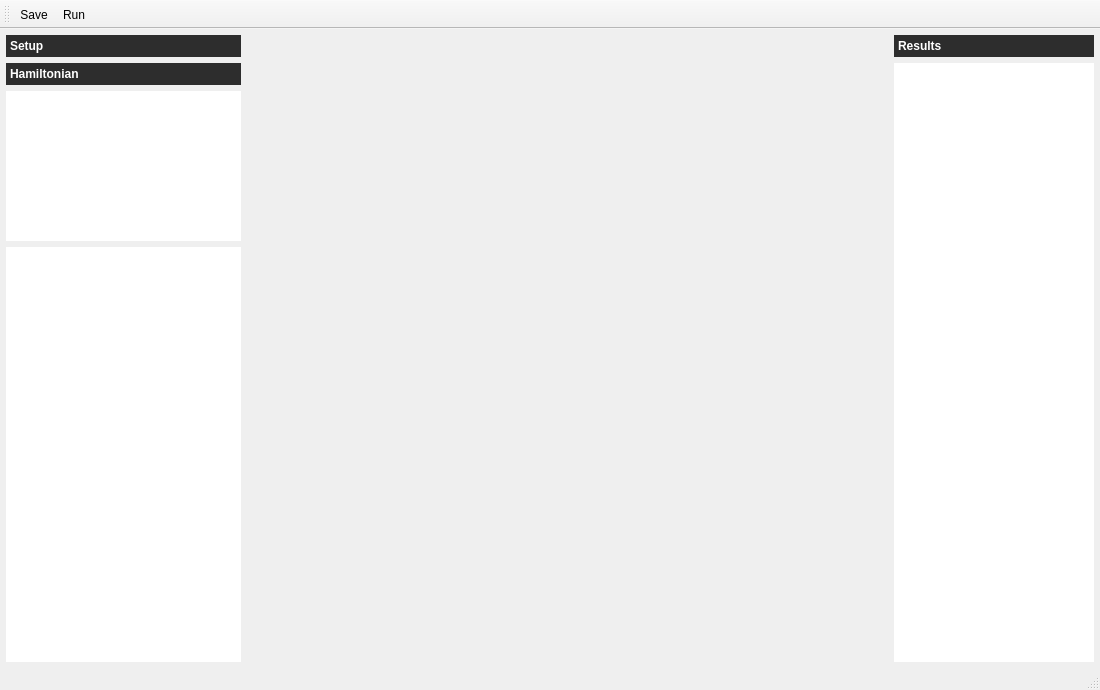
Above: crispy/gui/canvas.ui from mretegan/crispy before the change. Below: the same form after it.
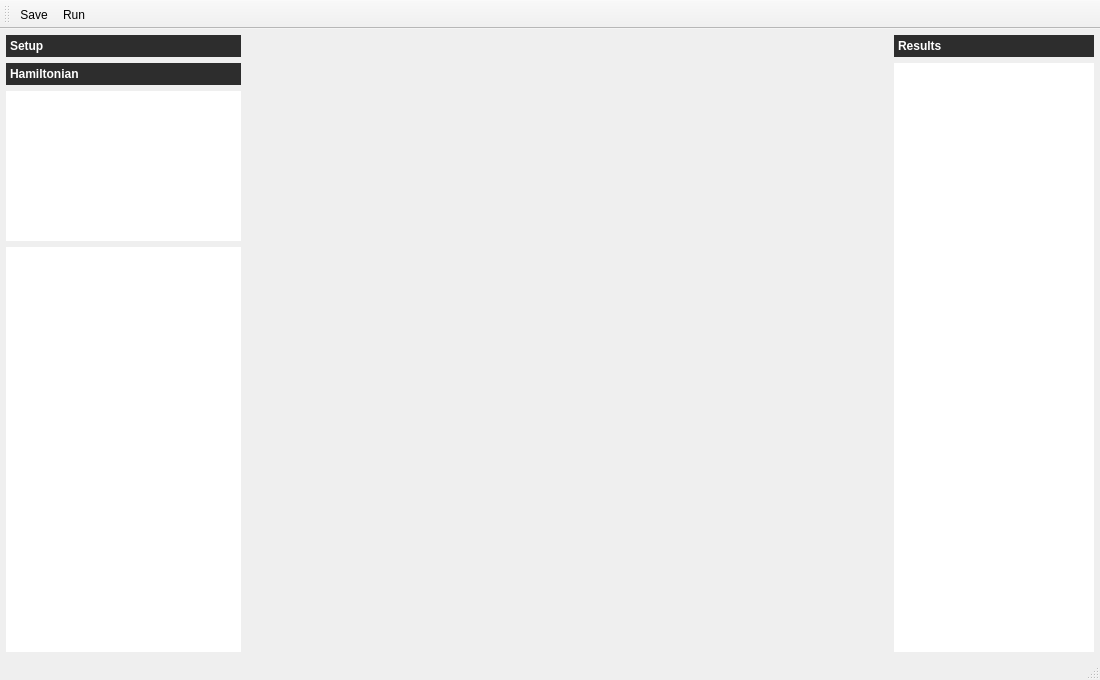
That is the form after the change. The open tabs and pages were chosen to show the change. Icons and pictures are not drawn. Custom widgets are drawn as their Qt base class.

Commit message: Modify run icon

```diff
--- a/crispy/gui/canvas.ui
+++ b/crispy/gui/canvas.ui
@@ -7,7 +7,7 @@
     <x>0</x>
     <y>0</y>
     <width>1100</width>
-    <height>690</height>
+    <height>680</height>
    </rect>
   </property>
   <property name="sizePolicy">
@@ -19,7 +19,7 @@
   <property name="minimumSize">
    <size>
     <width>800</width>
-    <height>690</height>
+    <height>620</height>
    </size>
   </property>
   <property name="windowTitle">
@@ -422,7 +422,7 @@
          <x>0</x>
          <y>0</y>
          <width>235</width>
-         <height>531</height>
+         <height>521</height>
         </rect>
        </property>
        <property name="sizePolicy">
@@ -553,7 +553,7 @@
          <x>0</x>
          <y>0</y>
          <width>200</width>
-         <height>565</height>
+         <height>555</height>
         </rect>
        </property>
        <attribute name="label">
```
Left out of the diff: 12 changed lines with no effect on the pictures. The commit also changes 1 other file.
